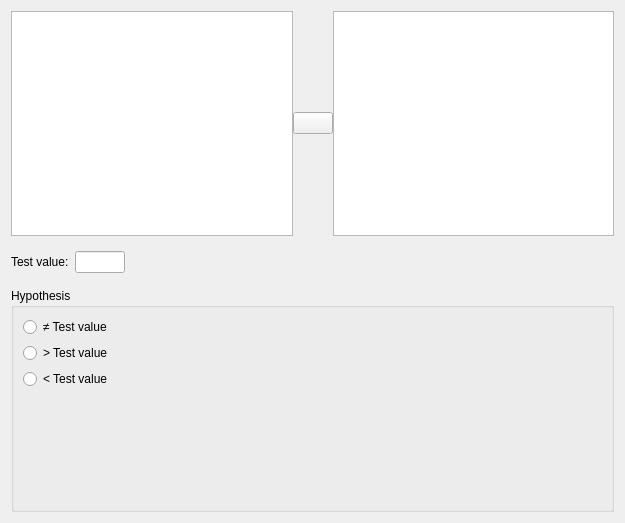
Before: the Qt Designer form JASP-Desktop/analysisforms/binomialtestform.ui in jasp-stats/jasp-desktop, drawn with Qt 5.
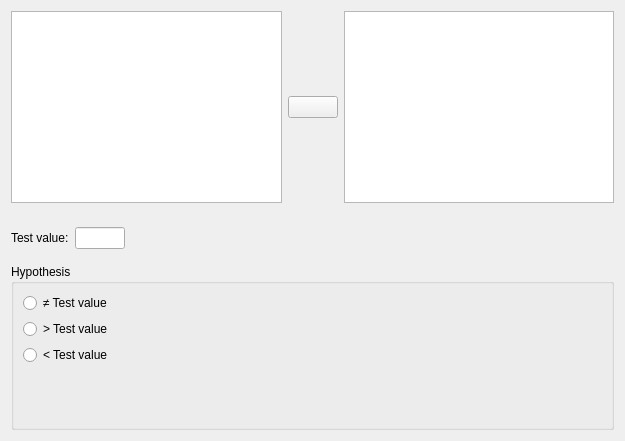
After: the same form once the commit is applied. Custom widgets are drawn as their Qt base class.

Commit message: C Binomial: improvements UI and analysis

The edit to the form file:
```diff
--- a/JASP-Desktop/analysisforms/binomialtestform.ui
+++ b/JASP-Desktop/analysisforms/binomialtestform.ui
@@ -7,7 +7,7 @@
     <x>0</x>
     <y>0</y>
     <width>625</width>
-    <height>523</height>
+    <height>441</height>
    </rect>
   </property>
   <property name="windowTitle">
@@ -184,23 +184,45 @@
       <property name="rightMargin">
        <number>0</number>
       </property>
-      <property name="bottomMargin">
+      <property name="verticalSpacing">
        <number>0</number>
       </property>
-      <property name="spacing">
-       <number>0</number>
-      </property>
-      <item row="0" column="2">
-       <widget class="BoundListView" name="variables"/>
-      </item>
-      <item row="0" column="0">
+      <item row="0" column="0" rowspan="3">
        <widget class="AvailableFieldsListView" name="listAvailableVariables"/>
       </item>
       <item row="0" column="1">
+       <spacer name="verticalSpacer_2">
+        <property name="orientation">
+         <enum>Qt::Vertical</enum>
+        </property>
+        <property name="sizeHint" stdset="0">
+         <size>
+          <width>20</width>
+          <height>81</height>
+         </size>
+        </property>
+       </spacer>
+      </item>
+      <item row="0" column="2" rowspan="3">
+       <widget class="BoundListView" name="variables"/>
+      </item>
+      <item row="1" column="1">
        <widget class="AssignButton" name="assignButton">
+        <property name="sizePolicy">
+         <sizepolicy hsizetype="Fixed" vsizetype="Fixed">
+          <horstretch>0</horstretch>
+          <verstretch>0</verstretch>
+         </sizepolicy>
+        </property>
+        <property name="minimumSize">
+         <size>
+          <width>50</width>
+          <height>0</height>
+         </size>
+        </property>
         <property name="maximumSize">
          <size>
-          <width>60</width>
+          <width>50</width>
           <height>16777215</height>
          </size>
         </property>
@@ -209,6 +231,19 @@
         </property>
        </widget>
       </item>
+      <item row="2" column="1">
+       <spacer name="verticalSpacer_3">
+        <property name="orientation">
+         <enum>Qt::Vertical</enum>
+        </property>
+        <property name="sizeHint" stdset="0">
+         <size>
+          <width>20</width>
+          <height>81</height>
+         </size>
+        </property>
+       </spacer>
+      </item>
      </layout>
     </widget>
    </item>
```
The commit also changes 2 other files.
